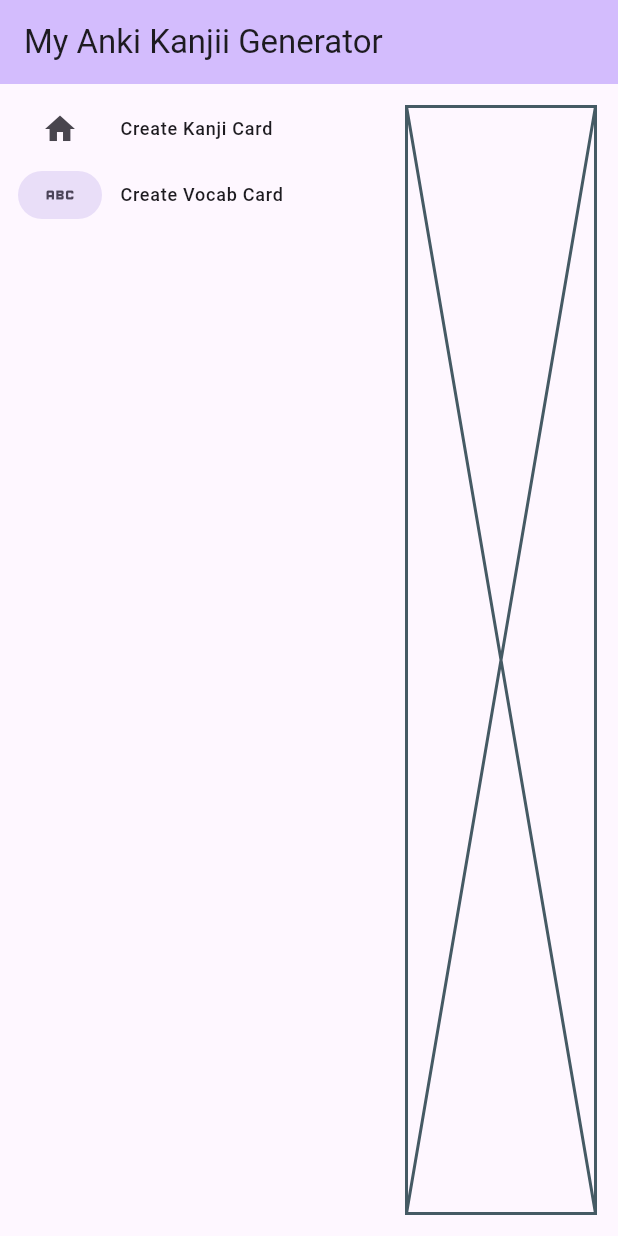
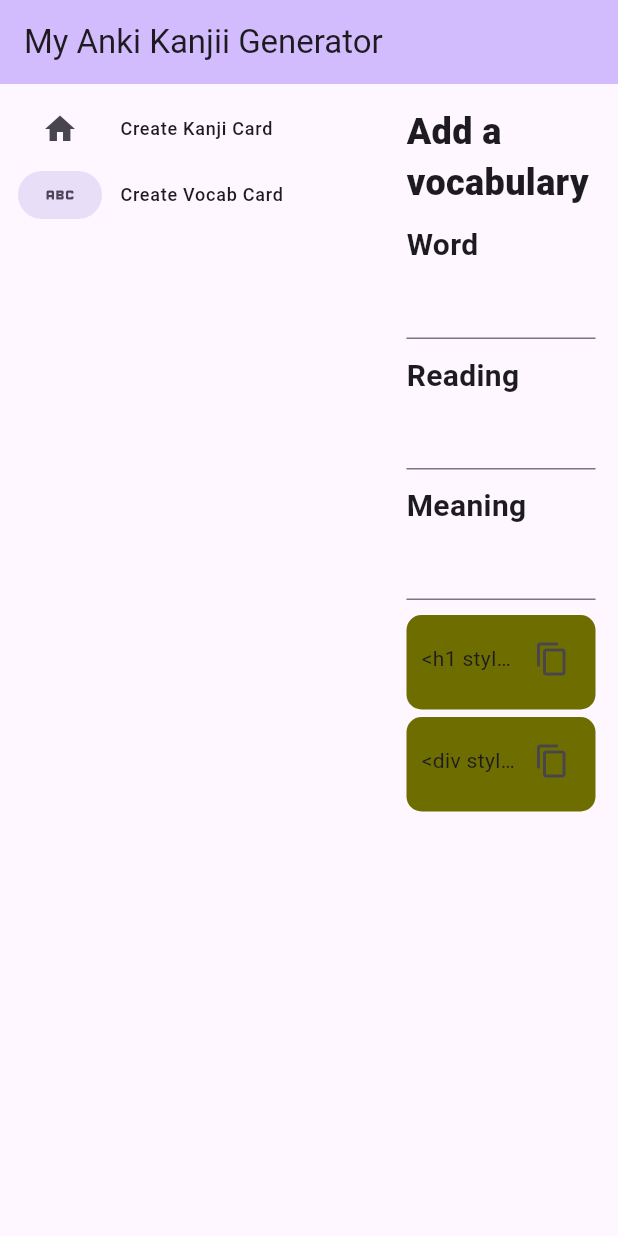
Before and after one commit to silverRnk/kanji_flashcard_gen, a Flutter app: the screen it shows after launch, after a tap on "Create Vocab Card", on a phone screen of 412 x 824 dp. Run offline on Flutter 3.47's test engine with Material 2 defaults, Android fonts, the light colour scheme and no system bars.

Commit message:
Create Page2

```diff
--- a/lib/main.dart
+++ b/lib/main.dart
@@ -1,5 +1,6 @@
 import 'package:flutter/material.dart';
 import 'package:kanji_flashcard_gen/page1.dart';
+import 'package:kanji_flashcard_gen/page2.dart';
 
 void main() {
   runApp(const MyApp());
@@ -56,7 +57,7 @@
       case 0:
         page = CreateKanjiPage();
       case 1:
-        page = Placeholder();
+        page = AddVocabPage();
       default:
         page = Placeholder();
     }
--- /dev/null
+++ b/lib/page2.dart
@@ -0,0 +1,76 @@
+import 'package:flutter/material.dart';
+import 'package:kanji_flashcard_gen/widget/ClipboardBox.dart';
+
+class AddVocabPage extends StatefulWidget {
+  const AddVocabPage({super.key});
+
+  @override
+  State<AddVocabPage> createState() => _AddVocabPageState();
+}
+
+class _AddVocabPageState extends State<AddVocabPage> {
+  String _word = '';
+  String _reading = '';
+  String _meaning = '';
+
+  @override
+  Widget build(BuildContext context) {
+    return ListView(
+      children: [
+        Text(
+          'Add a vocabulary',
+          style: TextStyle(fontSize: 24, fontWeight: FontWeight.w900),
+        ),
+        SizedBox(
+          height: 10,
+        ),
+        Text(
+          'Word',
+          style: TextStyle(fontSize: 20, fontWeight: FontWeight.bold),
+        ),
+        TextField(onChanged: (value) {
+          setState(() {
+            _word = value;
+          });
+        },),
+        SizedBox(
+          height: 10,
+        ),
+        Text(
+          'Reading',
+          style: TextStyle(fontSize: 20, fontWeight: FontWeight.bold),
+        ),
+        TextField(onChanged: (value) {
+          setState(() {
+            _reading = value;
+          });
+        },),
+        SizedBox(
+          height: 10,
+        ),
+        Text(
+          'Meaning',
+          style: TextStyle(fontSize: 20, fontWeight: FontWeight.bold),
+        ),
+        TextField(onChanged: (value) {
+          setState(() {
+            _meaning = value;
+          });
+        },),
+        SizedBox(
+          height: 10,
+        ),
+        ClipBoardBox(
+            data: _word,
+            side: FlashCardSide.front,
+            flashCardType: KanjiFlashCardType.vocab),
+        SizedBox(height: 5,),
+        ClipBoardBox(
+            data: '$_reading ($_meaning)',
+            side: FlashCardSide.back,
+            flashCardType: KanjiFlashCardType.vocab),
+
+      ],
+    );
+  }
+}
```
